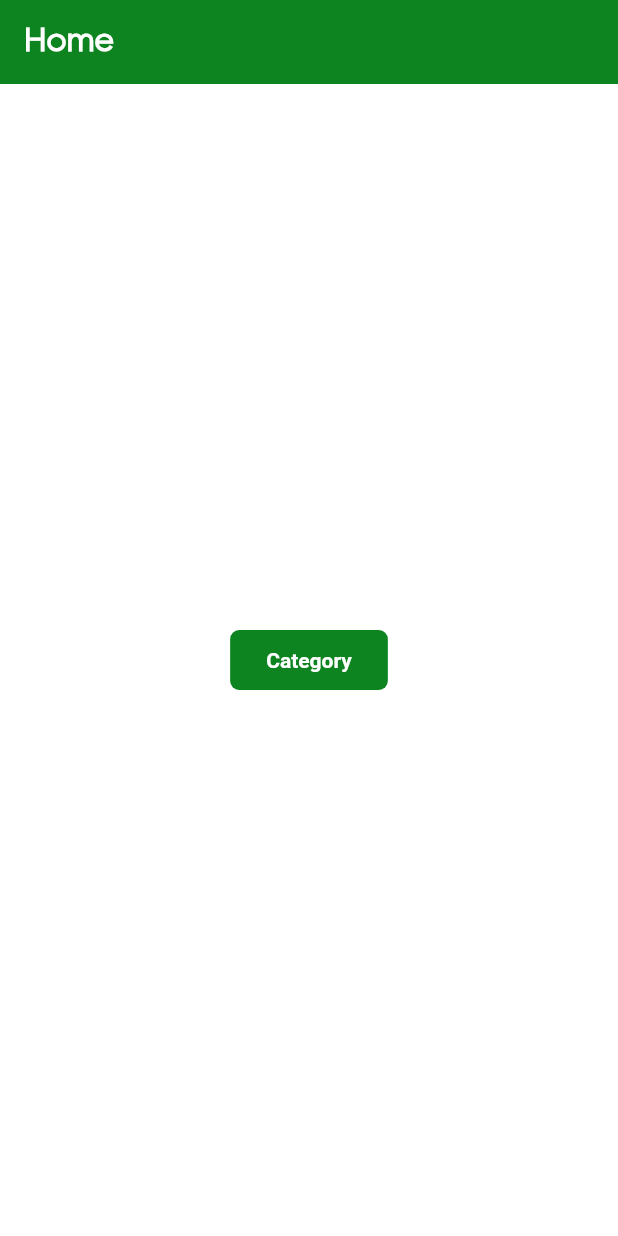
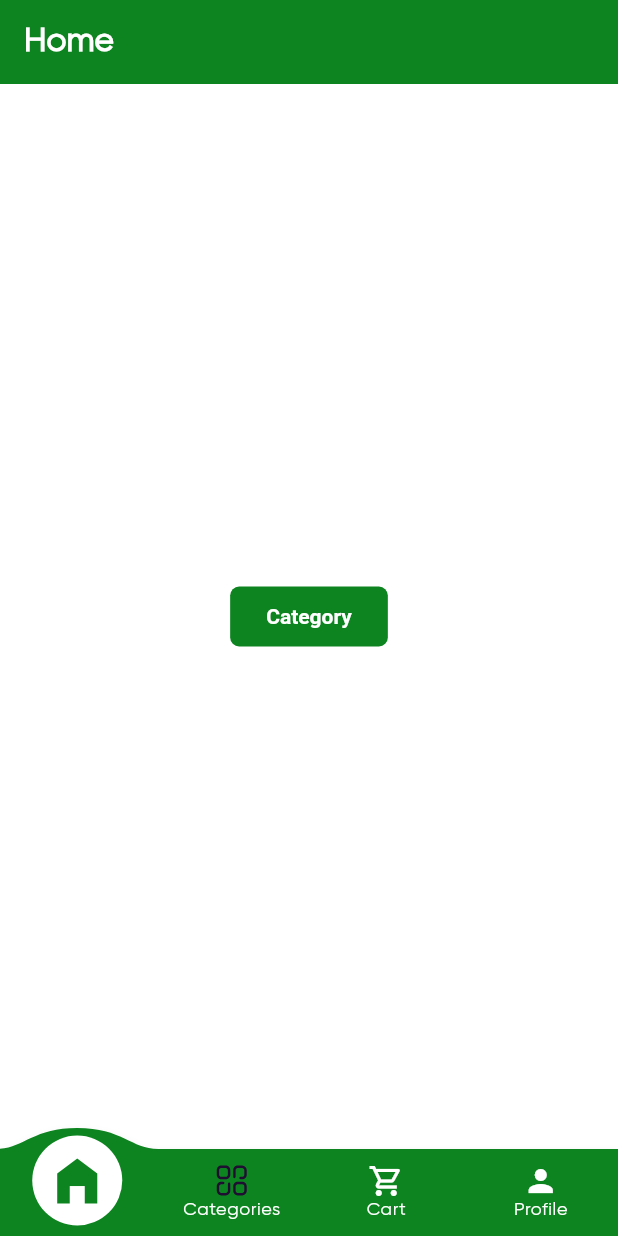
Before and after one commit to Risehub-in/simply-sell, a Flutter app: the HomePage screen opened by its route, on a phone screen of 412 x 824 dp. Run offline on Flutter 3.47's test engine with Material 2 defaults, Android fonts, the phone set to English and light mode, and no system bars; drawn by our look-alikes of convex_bottom_bar; our stand-ins replace bloc, cached_network_image, equatable, flutter_bloc, flutter_svg, form_field_validator and 5 more; accounts and stored records are empty; network calls fail.

Commit message:
Added bottom navigation bar

```diff
--- a/lib/core/config/router.dart
+++ b/lib/core/config/router.dart
@@ -1,17 +1,39 @@
+import 'package:flutter/material.dart';
 import 'package:go_router/go_router.dart';
 import 'package:simply_sell/core/constants/app_routes.dart';
 import 'package:simply_sell/features/auth/presentation/pages/login_page.dart';
 import 'package:simply_sell/features/auth/presentation/pages/otp_page.dart';
 import 'package:simply_sell/features/categories/presentation/pages/categories_page.dart';
 import 'package:simply_sell/features/home/presentation/pages/home_page.dart';
+import 'package:simply_sell/features/home/presentation/widgets/home_bottom_nav_bar.dart';
 import 'package:simply_sell/features/products/presentation/pages/products_page.dart';
 
 import '../../features/auth/presentation/pages/splash_screen.dart';
 
+final _rootNavigatorKey = GlobalKey<NavigatorState>();
+final _shellNavigatorKey = GlobalKey<NavigatorState>(debugLabel: 'shellA');
+
 class AppRouter {
   static final GoRouter router = GoRouter(
-    initialLocation: '/splash-screen',
+    initialLocation: AppRoutes.splashScreen,
+    navigatorKey: _rootNavigatorKey,
     routes: [
+      ShellRoute(
+        navigatorKey: _shellNavigatorKey,
+        builder: (context, state, child) {
+          return HomeBottomNavBar(child: child);
+        },
+        routes: [
+          GoRoute(
+            path: AppRoutes.home,
+            builder: (context, state) => HomePage(),
+          ),
+          GoRoute(
+            path: AppRoutes.categories,
+            builder: (context, state) => CategoriesPage(),
+          ),
+        ],
+      ),
       GoRoute(
         path: AppRoutes.home,
         builder: (context, state) => HomePage(),
@@ -25,6 +47,7 @@ class AppRouter {
         builder: (context, state) => OtpPage(phone: state.extra as int),
       ),
       GoRoute(
+        parentNavigatorKey: _rootNavigatorKey,
         path: AppRoutes.products,
         builder: (context, state) => ProductsPage(
           category_id: state.extra as int,
@@ -34,10 +57,6 @@ class AppRouter {
         path: AppRoutes.splashScreen,
         builder: (context, state) => SplashScreen(),
       ),
-      GoRoute(
-        path: AppRoutes.categories,
-        builder: (context, state) => CategoriesPage(),
-      ),
     ],
   );
 }
--- a/lib/core/constants/app_icons.dart
+++ b/lib/core/constants/app_icons.dart
@@ -57,11 +57,9 @@ class AppIcons {
   static const contactEmail = 'assets/icons/contact_email.svg';
   static const contactMap = 'assets/icons/contact_map.svg';
 
-  static const cardAdd = 'assets/icons/card_add.svg';
-  static const salesDiscount = 'assets/icons/sale-discount.svg';
-
 //Bottom App Bar
-  static const house = 'assets/icons/house.svg';
+  static const house = 'assets/icons/home.svg';
+  static const category = 'assets/icons/category.svg';
   static const shop = 'assets/icons/shop.svg';
   static const geoAlt = 'assets/icons/geo-alt.svg';
   static const basket = 'assets/icons/basket.svg';
--- a/lib/features/home/presentation/pages/home_page.dart
+++ b/lib/features/home/presentation/pages/home_page.dart
@@ -2,9 +2,14 @@ import 'package:flutter/material.dart';
 import 'package:go_router/go_router.dart';
 import 'package:simply_sell/core/constants/app_routes.dart';
 
-class HomePage extends StatelessWidget {
+class HomePage extends StatefulWidget {
   const HomePage({Key? key}) : super(key: key);
 
+  @override
+  State<HomePage> createState() => _HomePageState();
+}
+
+class _HomePageState extends State<HomePage> {
   @override
   Widget build(BuildContext context) {
     return Scaffold(
--- /dev/null
+++ b/lib/features/home/presentation/widgets/home_bottom_nav_bar.dart
@@ -0,0 +1,70 @@
+import 'package:convex_bottom_bar/convex_bottom_bar.dart';
+import 'package:flutter/material.dart';
+import 'package:flutter_svg/svg.dart';
+import 'package:go_router/go_router.dart';
+import 'package:simply_sell/core/constants/app_routes.dart';
+import '../../../../core/constants/app_colors.dart';
+import '../../../../core/constants/app_icons.dart';
+
+class HomeBottomNavBar extends StatefulWidget {
+  final Widget child;
+  const HomeBottomNavBar({super.key, required this.child});
+
+  @override
+  State<HomeBottomNavBar> createState() => _HomeBottomNavBarState();
+}
+
+class _HomeBottomNavBarState extends State<HomeBottomNavBar> {
+  int _selectedIndex = 0;
+
+  @override
+  Widget build(BuildContext context) {
+    return Scaffold(
+      body: widget.child,
+      bottomNavigationBar: ConvexAppBar(
+        top: -14,
+        height: 58,
+        curveSize: 80,
+        backgroundColor: AppColors.primary,
+        color: Colors.white,
+        items: [
+          TabItem(
+            title: 'Home',
+            icon: Icons.home_filled,
+          ),
+          TabItem(
+            title: 'Categories',
+            icon: SvgPicture.asset(AppIcons.category),
+            isIconBlend: true,
+            activeIcon: SvgPicture.asset(
+              AppIcons.category,
+              fit: BoxFit.none,
+            ),
+          ),
+          TabItem(
+            title: 'Cart',
+            icon: Icons.shopping_cart_outlined,
+          ),
+          TabItem(
+            title: 'Profile',
+            icon: Icons.person,
+          ),
+        ],
+        initialActiveIndex: _selectedIndex,
+        onTap: (int index) {
+          setState(() {
+            _selectedIndex = index;
+          });
+          switch (index) {
+            case 0:
+              context.go(AppRoutes.home);
+              break;
+            case 1:
+              context.go(AppRoutes.categories);
+              break;
+          }
+        },
+      ),
+    );
+  }
+}
--- a/pubspec.yaml
+++ b/pubspec.yaml
@@ -48,6 +48,7 @@ dependencies:
   pin_code_fields: ^8.0.1
   hasura_connect: ^4.0.0+4
   graphql_flutter: ^5.1.2
+  convex_bottom_bar: ^3.2.0
 
 dev_dependencies:
   flutter_test:
```
Also changed, not shown: assets/icons/category.svg (added), pubspec.lock.
